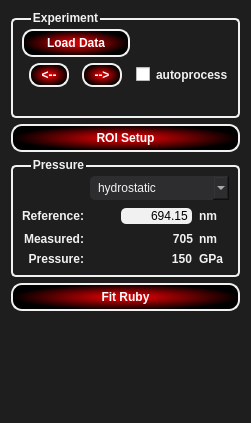
Qt form T-Rax/UIFiles/T_Rax_RubyControl.ui (CPrescher/T-rax) before a commit.
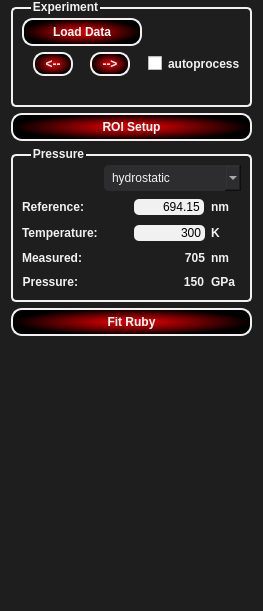
The same form after that commit.

Commit message: added Temperature correction for pressure calculation in Ruby mode

The edit to the form file:
```diff
--- a/T-Rax/UIFiles/T_Rax_RubyControl.ui
+++ b/T-Rax/UIFiles/T_Rax_RubyControl.ui
@@ -6,13 +6,13 @@
    <rect>
     <x>0</x>
     <y>0</y>
-    <width>251</width>
-    <height>423</height>
+    <width>263</width>
+    <height>611</height>
    </rect>
   </property>
   <property name="maximumSize">
    <size>
-    <width>251</width>
+    <width>263</width>
     <height>16777215</height>
    </size>
   </property>
@@ -141,7 +141,10 @@
  }  
 </string>
   </property>
-  <layout class="QVBoxLayout" name="verticalLayout">
+  <layout class="QVBoxLayout" name="verticalLayout_2">
+   <property name="topMargin">
+    <number>0</number>
+   </property>
    <item>
     <widget class="QGroupBox" name="groupBox">
      <property name="title">
@@ -249,9 +252,9 @@
      <property name="title">
       <string>Pressure</string>
      </property>
-     <layout class="QHBoxLayout" name="horizontalLayout_6">
+     <layout class="QVBoxLayout" name="verticalLayout">
       <item>
-       <layout class="QGridLayout" name="gridLayout_2">
+       <layout class="QFormLayout" name="formLayout">
         <item row="0" column="0">
          <spacer name="horizontalSpacer">
           <property name="orientation">
@@ -267,6 +270,12 @@
         </item>
         <item row="0" column="1">
          <widget class="QComboBox" name="conditions_cb">
+          <property name="minimumSize">
+           <size>
+            <width>0</width>
+            <height>26</height>
+           </size>
+          </property>
           <property name="maximumSize">
            <size>
             <width>250</width>
@@ -354,6 +363,59 @@
          </layout>
         </item>
         <item row="2" column="0">
+         <widget class="QLabel" name="label_4">
+          <property name="text">
+           <string>Temperature:</string>
+          </property>
+         </widget>
+        </item>
+        <item row="2" column="1">
+         <layout class="QHBoxLayout" name="horizontalLayout_6">
+          <item>
+           <spacer name="horizontalSpacer_3">
+            <property name="orientation">
+             <enum>Qt::Horizontal</enum>
+            </property>
+            <property name="sizeHint" stdset="0">
+             <size>
+              <width>40</width>
+              <height>20</height>
+             </size>
+            </property>
+           </spacer>
+          </item>
+          <item>
+           <widget class="QLineEdit" name="temperature_txt">
+            <property name="maximumSize">
+             <size>
+              <width>80</width>
+              <height>16777215</height>
+             </size>
+            </property>
+            <property name="text">
+             <string>300</string>
+            </property>
+            <property name="alignment">
+             <set>Qt::AlignRight|Qt::AlignTrailing|Qt::AlignVCenter</set>
+            </property>
+           </widget>
+          </item>
+          <item>
+           <widget class="QLabel" name="label_7">
+            <property name="minimumSize">
+             <size>
+              <width>30</width>
+              <height>0</height>
+             </size>
+            </property>
+            <property name="text">
+             <string>K</string>
+            </property>
+           </widget>
+          </item>
+         </layout>
+        </item>
+        <item row="3" column="0">
          <widget class="QLabel" name="label_2">
           <property name="text">
            <string>Measured:</string>
@@ -363,10 +425,16 @@
           </property>
          </widget>
         </item>
-        <item row="2" column="1">
+        <item row="3" column="1">
          <layout class="QHBoxLayout" name="horizontalLayout_3">
           <item>
            <widget class="QLabel" name="measured_pos_lbl">
+            <property name="minimumSize">
+             <size>
+              <width>0</width>
+              <height>18</height>
+             </size>
+            </property>
             <property name="text">
              <string>705</string>
             </property>
@@ -396,7 +464,7 @@
           </item>
          </layout>
         </item>
-        <item row="3" column="0">
+        <item row="4" column="0">
          <widget class="QLabel" name="label_3">
           <property name="text">
            <string>Pressure:</string>
@@ -406,13 +474,19 @@
           </property>
          </widget>
         </item>
-        <item row="3" column="1">
+        <item row="4" column="1">
          <layout class="QHBoxLayout" name="horizontalLayout_5">
           <property name="spacing">
            <number>7</number>
           </property>
           <item>
            <widget class="QLabel" name="pressure_lbl">
+            <property name="minimumSize">
+             <size>
+              <width>0</width>
+              <height>18</height>
+             </size>
+            </property>
             <property name="text">
              <string>150</string>
             </property>
```
Left out of the diff: 10 changed lines with no effect on the pictures. The commit also changes 8 other files.
